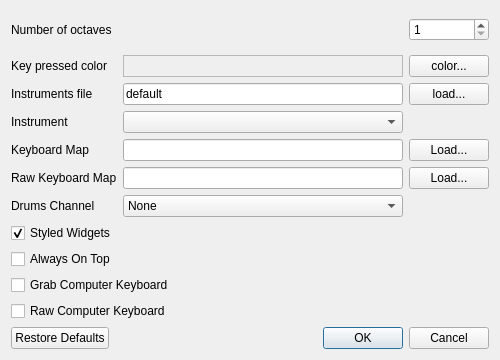
The window that trunk/src/preferences.ui (svn2github/vmpk) describes before a commit, drawn with Qt 5.
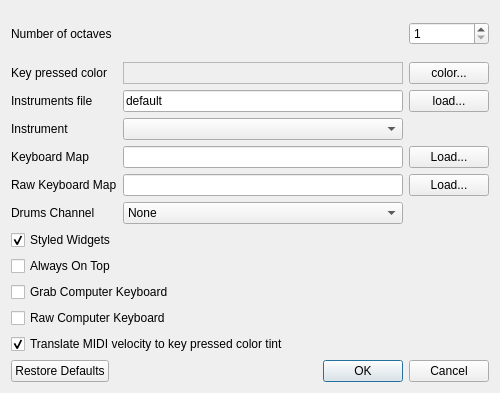
The same window after the commit.

Commit message: PianoKeybd widget: Translate MIDI velocity into key pressed color tint. Bumped widget version to 0.10 Preferences: new check box

Diff of the .ui file:
```diff
--- a/trunk/src/preferences.ui
+++ b/trunk/src/preferences.ui
@@ -24,7 +24,7 @@
     <x>0</x>
     <y>0</y>
     <width>500</width>
-    <height>360</height>
+    <height>393</height>
    </rect>
   </property>
   <property name="minimumSize">
@@ -282,7 +282,7 @@
      </property>
     </widget>
    </item>
-   <item row="11" column="0" colspan="3">
+   <item row="12" column="0" colspan="3">
     <widget class="QDialogButtonBox" name="buttonBox">
      <property name="standardButtons">
       <set>QDialogButtonBox::Cancel|QDialogButtonBox::Ok|QDialogButtonBox::RestoreDefaults</set>
@@ -383,6 +383,16 @@
      </item>
     </widget>
    </item>
+   <item row="11" column="0" colspan="3">
+    <widget class="QCheckBox" name="chkVelocityColor">
+     <property name="text">
+      <string>Translate MIDI velocity to key pressed color tint</string>
+     </property>
+     <property name="checked">
+      <bool>true</bool>
+     </property>
+    </widget>
+   </item>
   </layout>
  </widget>
  <layoutdefault spacing="6" margin="11"/>
```
The commit also changes 10 other files.
